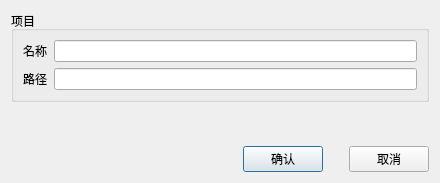
The window that src/AddProjectDialog.ui (BeyondXinXin/RepoReporter) describes before a commit, drawn with Qt 5.
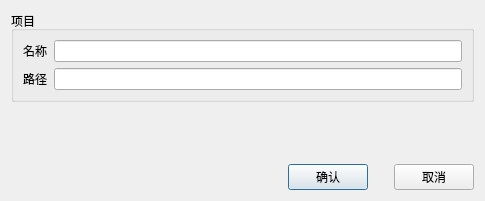
The same window after the commit.

```diff
--- a/src/AddProjectDialog.ui
+++ b/src/AddProjectDialog.ui
@@ -6,8 +6,8 @@
    <rect>
     <x>0</x>
     <y>0</y>
-    <width>440</width>
-    <height>183</height>
+    <width>485</width>
+    <height>201</height>
    </rect>
   </property>
   <property name="windowTitle">
```
